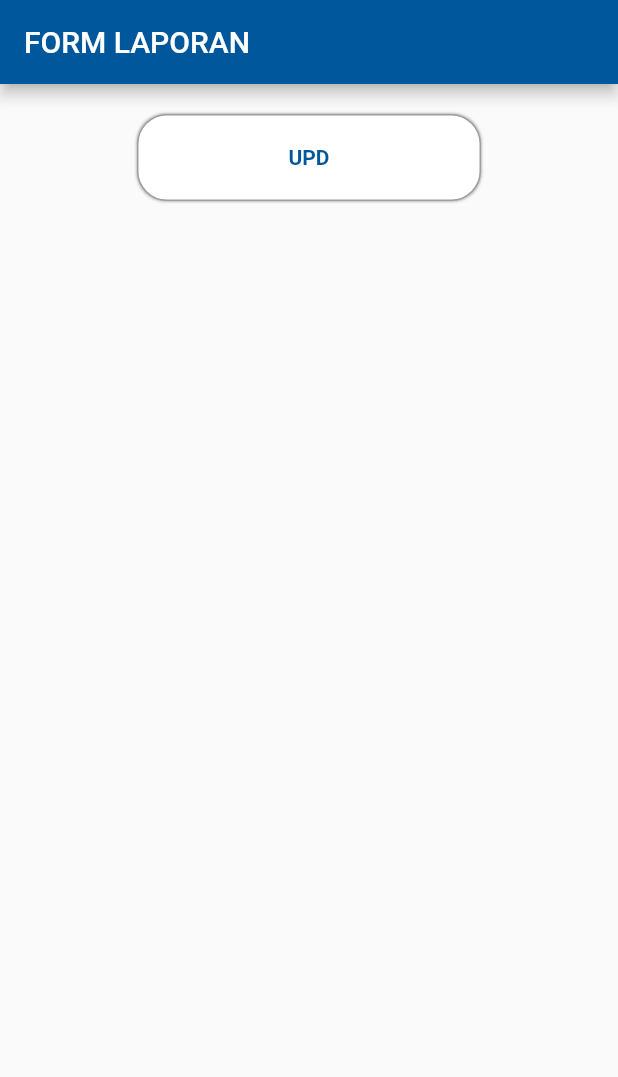
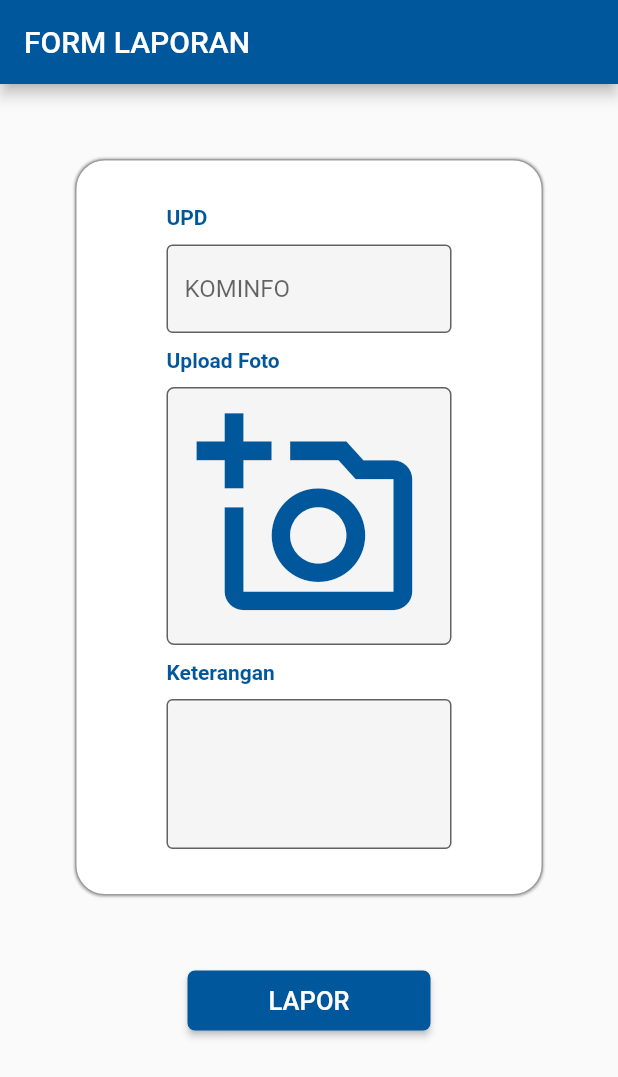
Before and after one commit to PrayogaBismaPutraSeza/report_absen, a Flutter app: the FormScreen screen opened directly, on a phone screen of 412 x 824 dp. Shown: the top 1077 px of the screen. Run offline on Flutter 3.47's test engine with Material 2 defaults, Android fonts, the phone set to English and light mode, and no system bars.

Commit message:
FormScreen

```diff
--- a/lib/view/form_screen.dart
+++ b/lib/view/form_screen.dart
@@ -7,6 +7,11 @@ class FormScreen extends StatefulWidget {
   _FormScreenState createState() => _FormScreenState();
 }
 
+TextEditingController updTextEditingController = new TextEditingController();
+TextEditingController keteranganTextEditingController = new TextEditingController();
+
+
+
 class _FormScreenState extends State<FormScreen> {
   @override
   Widget build(BuildContext context) {
@@ -14,11 +19,10 @@ class _FormScreenState extends State<FormScreen> {
       appBar: AppBar(title: Text("FORM LAPORAN"), backgroundColor: Colors.lightBlue[900],),
       body: Center(
         child: Column(
-          // mainAxisSize: MainAxisSize.min,
           children: [
             Container(
-              padding: EdgeInsets.symmetric(vertical: 20, horizontal: 100),
-              margin: EdgeInsets.all(20),
+              padding: EdgeInsets.symmetric(vertical: 30, horizontal: 60),
+              margin: EdgeInsets.all(50),
               decoration: BoxDecoration(
 
                 borderRadius: BorderRadius.circular(20),
@@ -37,9 +41,83 @@ class _FormScreenState extends State<FormScreen> {
               child: Form(
                 child: Column(
                   children: [
-                    Text("UPD",style: TextStyle(color: Colors.lightBlue[900], fontWeight: FontWeight.bold, ),),
+                    Container(
+                      alignment: Alignment.topLeft,
+                      child: Text("UPD",style: TextStyle(color: Colors.lightBlue[900], fontWeight: FontWeight.bold, )),
+                    ),
+                    SizedBox(
+                      height: 10,
+
+                    ),
+                    TextFormField(
+                      controller: updTextEditingController,
+                      decoration: InputDecoration(
+                        border: OutlineInputBorder(),
+                        hintText: 'KOMINFO',
+                        filled: true,
+                      ),
+                    ),
+                    SizedBox(
+                      height: 10,
+                    ),
+                    Container(
+                      alignment: Alignment.topLeft,
+                      child: Text("Upload Foto",style: TextStyle(color: Colors.lightBlue[900], fontWeight: FontWeight.bold, )),
+                    ),
+                    SizedBox(
+                      height: 10,
+                    ),
+                    Container(
+                      padding: EdgeInsets.all(10),
+                      width: MediaQuery.of(context).size.width,
+                      child: new Icon(
+                        Icons.add_a_photo_outlined,
+                        size: 150,
+                        color: Colors.lightBlue[900],
+                      ),
+                      decoration: BoxDecoration(
+                        borderRadius: BorderRadius.circular(5),
+                        color: Colors.grey.shade100,
+                        border: Border.all(
+                          color: Colors.grey.shade700,
+                        ),
+                      ),
+                    ),
+                    SizedBox(
+                      height: 10,
+                    ),
+                    Container(
+                      alignment: Alignment.topLeft,
+                      child: Text("Keterangan",style: TextStyle(color: Colors.lightBlue[900], fontWeight: FontWeight.bold, )),
+                    ),
+                    SizedBox(
+                      height: 10,
+                    ),
+                    Container(
+                      height: 5 * 20.0,
+                      child: TextFormField(
+                        maxLines: 5,
+                        controller: keteranganTextEditingController,
+                        decoration: InputDecoration(
+                          border: OutlineInputBorder(),
+                          filled: true,
+                        ),
+                      ),
+                    ),
                   ],
                 ),
+              ),
+            ),
+            Container(
+              margin: EdgeInsets.only(left: 125, right: 125),
+              width: MediaQuery.of(context).size.width,
+              height: 40,
+              child: RaisedButton(
+                onPressed: () {},
+                color: Colors.lightBlue[900],
+                shape: RoundedRectangleBorder(
+                  borderRadius: BorderRadius.circular(5)),
+                child: Text("LAPOR", style: TextStyle(fontSize: 17,)), textColor: Colors.white,
               ),
             ),
           ],
--- a/lib/view/home.dart
+++ b/lib/view/home.dart
@@ -1,7 +1,6 @@
 import 'package:flutter/cupertino.dart';
 import 'package:flutter/material.dart';
 import 'package:report_absen/view/form_screen.dart';
-import 'package:report_absen/view/login_screen.dart';
 
 class HomeScreen extends StatefulWidget {
   const HomeScreen({ Key? key }) : super(key: key);
--- a/lib/view/login_screen.dart
+++ b/lib/view/login_screen.dart
@@ -7,10 +7,8 @@ class LoginScreen extends StatefulWidget {
   _loginScreenState createState() => _loginScreenState();
 }
 
-TextEditingController usernameTextEditingController =
-    new TextEditingController();
-TextEditingController passwordTextEditingController =
-    new TextEditingController();
+TextEditingController usernameTextEditingController = new TextEditingController();
+TextEditingController passwordTextEditingController = new TextEditingController();
 
 class _loginScreenState extends State<LoginScreen> {
   @override
@@ -94,6 +92,7 @@ class _loginScreenState extends State<LoginScreen> {
                           decoration: InputDecoration(
                             border: OutlineInputBorder(),
                             hintText: 'username',
+                            filled: true,
                           ),
                         ),
                         SizedBox(
@@ -105,6 +104,7 @@ class _loginScreenState extends State<LoginScreen> {
                           decoration: InputDecoration(
                             border: OutlineInputBorder(),
                             hintText: 'password ',
+                            filled: true,
                           ),
                         ),
                       ],
```
